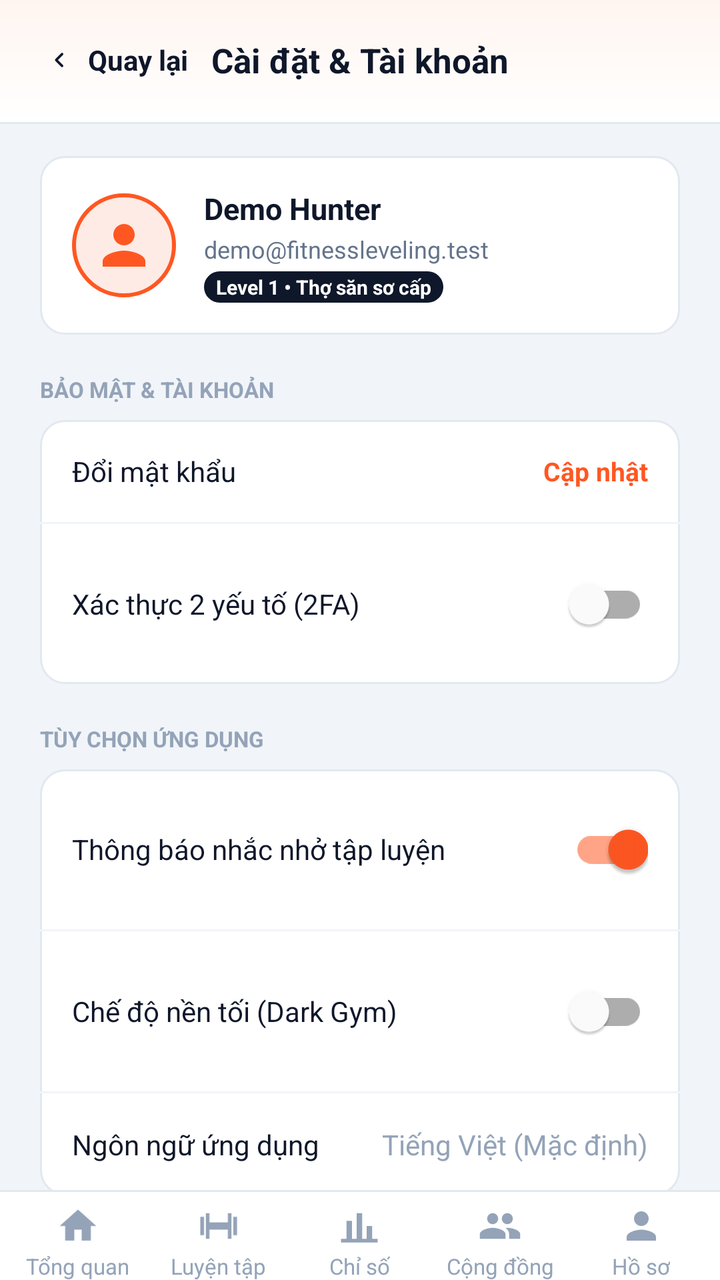
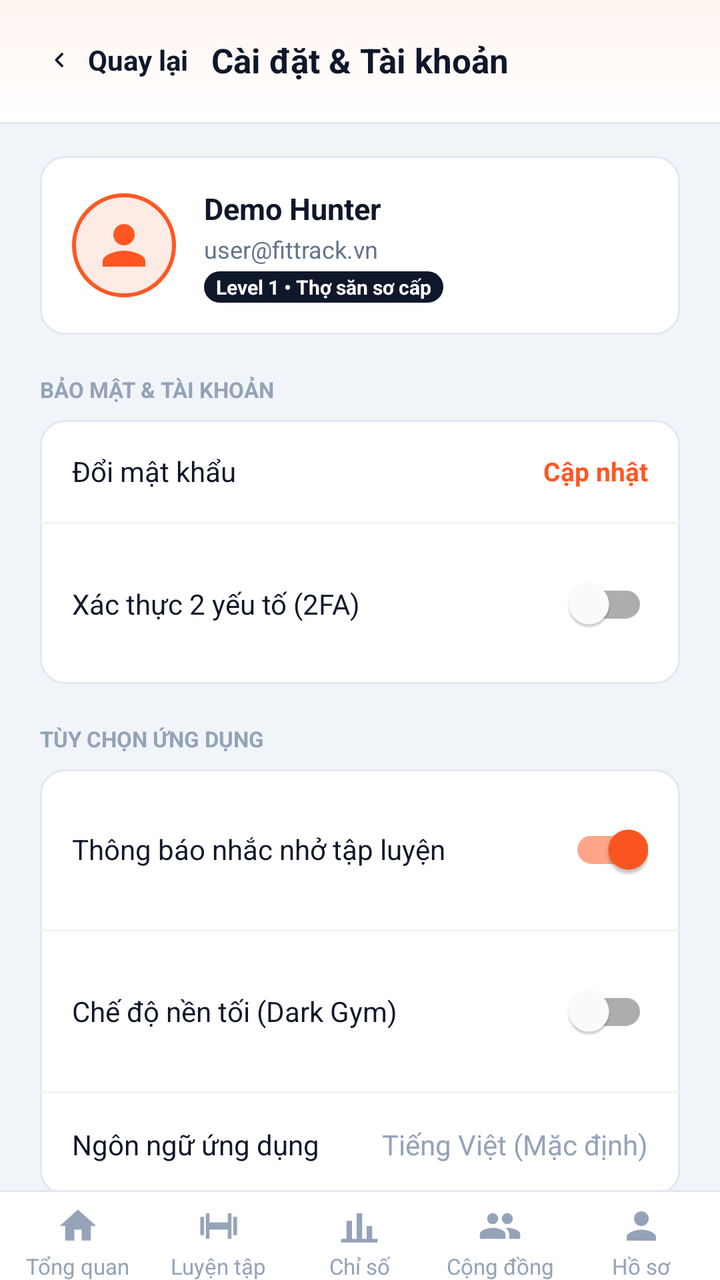

Before-and-after screenshots of an Android layout around one commit, followed by the original layout XML and the change that was made.
<!-- AndroidManifest.xml: application theme Theme.FitTrack -->
<!-- res/layout/activity_settings.xml -->
<?xml version="1.0" encoding="utf-8"?>
<androidx.constraintlayout.widget.ConstraintLayout xmlns:android="http://schemas.android.com/apk/res/android"
    xmlns:app="http://schemas.android.com/apk/res-auto"
    xmlns:tools="http://schemas.android.com/tools"
    android:layout_width="match_parent"
    android:layout_height="match_parent"
    android:background="@color/bg_screen_gray"
    tools:context=".ui.settings.SettingsActivity">

    
    <androidx.constraintlayout.widget.ConstraintLayout
        android:id="@+id/layout_header"
        android:layout_width="0dp"
        android:layout_height="wrap_content"
        android:background="@drawable/bg_top_header_bar"
        android:paddingStart="@dimen/screen_padding_horizontal"
        android:paddingTop="12dp"
        android:paddingEnd="@dimen/screen_padding_horizontal"
        android:paddingBottom="14dp"
        app:layout_constraintEnd_toEndOf="parent"
        app:layout_constraintStart_toStartOf="parent"
        app:layout_constraintTop_toTopOf="parent">

        <LinearLayout
            android:id="@+id/btn_back"
            android:layout_width="wrap_content"
            android:layout_height="36dp"
            android:background="?attr/selectableItemBackgroundBorderless"
            android:clickable="true"
            android:contentDescription="@string/cd_back_button"
            android:focusable="true"
            android:gravity="center_vertical"
            android:orientation="horizontal"
            app:layout_constraintBottom_toBottomOf="parent"
            app:layout_constraintStart_toStartOf="parent"
            app:layout_constraintTop_toTopOf="parent">

            <ImageView
                android:layout_width="20dp"
                android:layout_height="20dp"
                app:srcCompat="@drawable/ic_back"
                app:tint="@color/text_dark" />

            <TextView
                android:layout_width="wrap_content"
                android:layout_height="wrap_content"
                android:layout_marginStart="4dp"
                android:text="Quay lại"
                android:textColor="@color/text_dark"
                android:textSize="14sp"
                android:textStyle="bold" />
        </LinearLayout>

        <TextView
            android:id="@+id/tv_title"
            android:layout_width="wrap_content"
            android:layout_height="wrap_content"
            android:text="Cài đặt &amp; Tài khoản"
            android:textColor="@color/text_dark"
            android:textSize="17sp"
            android:textStyle="bold"
            app:layout_constraintBottom_toBottomOf="parent"
            app:layout_constraintEnd_toEndOf="parent"
            app:layout_constraintStart_toStartOf="parent"
            app:layout_constraintTop_toTopOf="parent" />

        <TextView
            android:id="@+id/btn_more"
            android:layout_width="wrap_content"
            android:layout_height="wrap_content"
            android:text="API"
            android:textColor="@color/primary"
            android:textSize="13sp"
            android:textStyle="bold"
            android:visibility="gone"
            app:layout_constraintBottom_toBottomOf="parent"
            app:layout_constraintEnd_toEndOf="parent"
            app:layout_constraintTop_toTopOf="parent" />
    </androidx.constraintlayout.widget.ConstraintLayout>

    
    <androidx.core.widget.NestedScrollView
        android:layout_width="0dp"
        android:layout_height="0dp"
        android:fillViewport="true"
        android:scrollbars="none"
        app:layout_constraintBottom_toTopOf="@id/bottom_navigation"
        app:layout_constraintEnd_toEndOf="parent"
        app:layout_constraintStart_toStartOf="parent"
        app:layout_constraintTop_toBottomOf="@id/layout_header">

        <LinearLayout
            android:layout_width="match_parent"
            android:layout_height="wrap_content"
            android:orientation="vertical"
            android:paddingStart="@dimen/screen_padding_horizontal"
            android:paddingTop="16dp"
            android:paddingEnd="@dimen/screen_padding_horizontal"
            android:paddingBottom="36dp">

            
            <LinearLayout
                android:layout_width="match_parent"
                android:layout_height="wrap_content"
                android:background="@drawable/bg_card_white"
                android:gravity="center_vertical"
                android:orientation="horizontal"
                android:padding="16dp">

                <ImageView
                    android:id="@+id/iv_avatar"
                    android:layout_width="52dp"
                    android:layout_height="52dp"
                    android:background="@drawable/bg_avatar_circle_border"
                    android:padding="10dp"
                    app:srcCompat="@drawable/ic_user_solid"
                    app:tint="@color/primary" />

                <LinearLayout
                    android:layout_width="0dp"
                    android:layout_height="wrap_content"
                    android:layout_marginStart="14dp"
                    android:layout_weight="1"
                    android:orientation="vertical">

                    <TextView
                        android:id="@+id/tv_user_name"
                        android:layout_width="wrap_content"
                        android:layout_height="wrap_content"
                        android:text="Demo Hunter"
                        android:textColor="@color/text_dark"
                        android:textSize="15sp"
                        android:textStyle="bold" />

                    <TextView
                        android:id="@+id/tv_user_email"
                        android:layout_width="wrap_content"
                        android:layout_height="wrap_content"
                        android:layout_marginTop="2dp"
                        android:text="demo@fitnessleveling.test"
                        android:textColor="@color/text_slate"
                        android:textSize="12sp" />

                    <TextView
                        android:id="@+id/tv_user_level"
                        android:layout_width="wrap_content"
                        android:layout_height="wrap_content"
                        android:layout_marginTop="3dp"
                        android:background="@drawable/bg_badge_level"
                        android:paddingStart="6dp"
                        android:paddingTop="1dp"
                        android:paddingEnd="6dp"
                        android:paddingBottom="1dp"
                        android:text="Level 1 • Thợ săn sơ cấp"
                        android:textColor="@color/white"
                        android:textSize="10sp"
                        android:textStyle="bold" />
                </LinearLayout>
            </LinearLayout>

            
            <TextView
                android:layout_width="wrap_content"
                android:layout_height="wrap_content"
                android:layout_marginTop="20dp"
                android:text="BẢO MẬT &amp; TÀI KHOẢN"
                android:textColor="@color/text_muted"
                android:textSize="11sp"
                android:textStyle="bold" />

            <LinearLayout
                android:layout_width="match_parent"
                android:layout_height="wrap_content"
                android:layout_marginTop="8dp"
                android:background="@drawable/bg_card_white"
                android:orientation="vertical">

                
                <LinearLayout
                    android:id="@+id/row_change_password"
                    android:layout_width="match_parent"
                    android:layout_height="wrap_content"
                    android:background="?attr/selectableItemBackground"
                    android:clickable="true"
                    android:focusable="true"
                    android:gravity="center_vertical"
                    android:orientation="horizontal"
                    android:padding="16dp">

                    <TextView
                        android:layout_width="0dp"
                        android:layout_height="wrap_content"
                        android:layout_weight="1"
                        android:text="Đổi mật khẩu"
                        android:textColor="@color/text_dark"
                        android:textSize="14sp" />

                    <TextView
                        android:layout_width="wrap_content"
                        android:layout_height="wrap_content"
                        android:text="Cập nhật"
                        android:textColor="@color/primary"
                        android:textSize="13sp"
                        android:textStyle="bold" />
                </LinearLayout>

                <View
                    android:layout_width="match_parent"
                    android:layout_height="1dp"
                    android:background="#F1F5F9" />

                
                <LinearLayout
                    android:layout_width="match_parent"
                    android:layout_height="wrap_content"
                    android:gravity="center_vertical"
                    android:orientation="horizontal"
                    android:padding="16dp">

                    <TextView
                        android:layout_width="0dp"
                        android:layout_height="wrap_content"
                        android:layout_weight="1"
                        android:text="Xác thực 2 yếu tố (2FA)"
                        android:textColor="@color/text_dark"
                        android:textSize="14sp" />

                    <com.google.android.material.switchmaterial.SwitchMaterial
                        android:id="@+id/switch_2fa"
                        android:layout_width="wrap_content"
                        android:layout_height="wrap_content"
                        android:checked="false" />
                </LinearLayout>
            </LinearLayout>

            
            <TextView
                android:layout_width="wrap_content"
                android:layout_height="wrap_content"
                android:layout_marginTop="20dp"
                android:text="TÙY CHỌN ỨNG DỤNG"
                android:textColor="@color/text_muted"
                android:textSize="11sp"
                android:textStyle="bold" />

            <LinearLayout
                android:layout_width="match_parent"
                android:layout_height="wrap_content"
                android:layout_marginTop="8dp"
                android:background="@drawable/bg_card_white"
                android:orientation="vertical">

                
                <LinearLayout
                    android:layout_width="match_parent"
                    android:layout_height="wrap_content"
                    android:gravity="center_vertical"
                    android:orientation="horizontal"
                    android:padding="16dp">

                    <TextView
                        android:layout_width="0dp"
                        android:layout_height="wrap_content"
                        android:layout_weight="1"
                        android:text="Thông báo nhắc nhở tập luyện"
                        android:textColor="@color/text_dark"
                        android:textSize="14sp" />

                    <com.google.android.material.switchmaterial.SwitchMaterial
                        android:id="@+id/switch_notifications"
                        android:layout_width="wrap_content"
                        android:layout_height="wrap_content"
                        android:checked="true" />
                </LinearLayout>

                <View
                    android:layout_width="match_parent"
                    android:layout_height="1dp"
                    android:background="#F1F5F9" />

                
                <LinearLayout
                    android:layout_width="match_parent"
                    android:layout_height="wrap_content"
                    android:gravity="center_vertical"
                    android:orientation="horizontal"
                    android:padding="16dp">

                    <TextView
                        android:layout_width="0dp"
                        android:layout_height="wrap_content"
                        android:layout_weight="1"
                        android:text="Chế độ nền tối (Dark Gym)"
                        android:textColor="@color/text_dark"
                        android:textSize="14sp" />

                    <com.google.android.material.switchmaterial.SwitchMaterial
                        android:id="@+id/switch_dark_mode"
                        android:layout_width="wrap_content"
                        android:layout_height="wrap_content"
                        android:checked="false" />
                </LinearLayout>

                <View
                    android:layout_width="match_parent"
                    android:layout_height="1dp"
                    android:background="#F1F5F9" />

                
                <LinearLayout
                    android:id="@+id/row_language"
                    android:layout_width="match_parent"
                    android:layout_height="wrap_content"
                    android:background="?attr/selectableItemBackground"
                    android:clickable="true"
                    android:focusable="true"
                    android:gravity="center_vertical"
                    android:orientation="horizontal"
                    android:padding="16dp">

                    <TextView
                        android:layout_width="0dp"
                        android:layout_height="wrap_content"
                        android:layout_weight="1"
                        android:text="Ngôn ngữ ứng dụng"
                        android:textColor="@color/text_dark"
                        android:textSize="14sp" />

                    <TextView
                        android:layout_width="wrap_content"
                        android:layout_height="wrap_content"
                        android:text="Tiếng Việt (Mặc định)"
                        android:textColor="@color/text_muted"
                        android:textSize="14sp" />
                </LinearLayout>
            </LinearLayout>

            
            <Button
                android:id="@+id/btn_logout"
                style="@style/Widget.FitTrack.Button.Secondary"
                android:layout_width="match_parent"
                android:layout_height="wrap_content"
                android:layout_marginTop="28dp"
                android:text="Đăng xuất tài khoản"
                android:textColor="#EF4444" />
        </LinearLayout>
    </androidx.core.widget.NestedScrollView>

    
    <include
        android:id="@+id/bottom_navigation"
        layout="@layout/layout_bottom_nav"
        android:layout_width="0dp"
        android:layout_height="wrap_content"
        app:layout_constraintBottom_toBottomOf="parent"
        app:layout_constraintEnd_toEndOf="parent"
        app:layout_constraintStart_toStartOf="parent" />

</androidx.constraintlayout.widget.ConstraintLayout>
<!-- res/layout/layout_bottom_nav.xml (included above) -->
<?xml version="1.0" encoding="utf-8"?>
<LinearLayout xmlns:android="http://schemas.android.com/apk/res/android"
    xmlns:app="http://schemas.android.com/apk/res-auto"
    android:id="@+id/bottom_nav_container"
    android:layout_width="match_parent"
    android:layout_height="68dp"
    android:background="@drawable/bg_bottom_nav_bar"
    android:elevation="0dp"
    android:gravity="center_vertical"
    android:orientation="horizontal"
    android:paddingStart="4dp"
    android:paddingEnd="4dp">

    
    <LinearLayout
        android:id="@+id/nav_item_dashboard"
        android:layout_width="0dp"
        android:layout_height="match_parent"
        android:layout_weight="1"
        android:background="?attr/selectableItemBackgroundBorderless"
        android:clickable="true"
        android:focusable="true"
        android:gravity="center"
        android:orientation="vertical">

        
        <View
            android:id="@+id/dot_indicator_dashboard"
            android:layout_width="@dimen/nav_dot_size"
            android:layout_height="@dimen/nav_dot_size"
            android:layout_marginBottom="3dp"
            android:background="@drawable/bg_nav_dot_indicator"
            android:visibility="invisible" />

        <ImageView
            android:id="@+id/iv_nav_icon_dashboard"
            android:layout_width="@dimen/nav_icon_size"
            android:layout_height="@dimen/nav_icon_size"
            android:contentDescription="@string/nav_dashboard"
            app:srcCompat="@drawable/ic_nav_dashboard"
            app:tint="@color/nav_inactive" />

        <TextView
            android:id="@+id/tv_nav_label_dashboard"
            android:layout_width="wrap_content"
            android:layout_height="wrap_content"
            android:layout_marginTop="3dp"
            android:includeFontPadding="false"
            android:singleLine="true"
            android:text="@string/nav_dashboard"
            android:textColor="@color/nav_inactive"
            android:textSize="11sp" />
    </LinearLayout>

    
    <LinearLayout
        android:id="@+id/nav_item_workouts"
        android:layout_width="0dp"
        android:layout_height="match_parent"
        android:layout_weight="1"
        android:background="?attr/selectableItemBackgroundBorderless"
        android:clickable="true"
        android:focusable="true"
        android:gravity="center"
        android:orientation="vertical">

        
        <View
            android:id="@+id/dot_indicator_workouts"
            android:layout_width="@dimen/nav_dot_size"
            android:layout_height="@dimen/nav_dot_size"
            android:layout_marginBottom="3dp"
            android:background="@drawable/bg_nav_dot_indicator"
            android:visibility="invisible" />

        <ImageView
            android:id="@+id/iv_nav_icon_workouts"
            android:layout_width="@dimen/nav_icon_size"
            android:layout_height="@dimen/nav_icon_size"
            android:contentDescription="@string/nav_workouts"
            app:srcCompat="@drawable/ic_nav_workouts"
            app:tint="@color/nav_inactive" />

        <TextView
            android:id="@+id/tv_nav_label_workouts"
            android:layout_width="wrap_content"
            android:layout_height="wrap_content"
            android:layout_marginTop="3dp"
            android:includeFontPadding="false"
            android:singleLine="true"
            android:text="@string/nav_workouts"
            android:textColor="@color/nav_inactive"
            android:textSize="11sp" />
    </LinearLayout>

    
    <LinearLayout
        android:id="@+id/nav_item_metrics"
        android:layout_width="0dp"
        android:layout_height="match_parent"
        android:layout_weight="1"
        android:background="?attr/selectableItemBackgroundBorderless"
        android:clickable="true"
        android:focusable="true"
        android:gravity="center"
        android:orientation="vertical">

        
        <View
            android:id="@+id/dot_indicator_metrics"
            android:layout_width="@dimen/nav_dot_size"
            android:layout_height="@dimen/nav_dot_size"
            android:layout_marginBottom="3dp"
            android:background="@drawable/bg_nav_dot_indicator"
            android:visibility="invisible" />

        <ImageView
            android:id="@+id/iv_nav_icon_metrics"
            android:layout_width="@dimen/nav_icon_size"
            android:layout_height="@dimen/nav_icon_size"
            android:contentDescription="@string/nav_metrics"
            app:srcCompat="@drawable/ic_nav_metrics"
            app:tint="@color/nav_inactive" />

        <TextView
            android:id="@+id/tv_nav_label_metrics"
            android:layout_width="wrap_content"
            android:layout_height="wrap_content"
            android:layout_marginTop="3dp"
            android:includeFontPadding="false"
            android:singleLine="true"
            android:text="@string/nav_metrics"
            android:textColor="@color/nav_inactive"
            android:textSize="11sp" />
    </LinearLayout>

    
    <LinearLayout
        android:id="@+id/nav_item_community"
        android:layout_width="0dp"
        android:layout_height="match_parent"
        android:layout_weight="1"
        android:background="?attr/selectableItemBackgroundBorderless"
        android:clickable="true"
        android:focusable="true"
        android:gravity="center"
        android:orientation="vertical">

        
        <View
            android:id="@+id/dot_indicator_community"
            android:layout_width="@dimen/nav_dot_size"
            android:layout_height="@dimen/nav_dot_size"
            android:layout_marginBottom="3dp"
            android:background="@drawable/bg_nav_dot_indicator"
            android:visibility="invisible" />

        <ImageView
            android:id="@+id/iv_nav_icon_community"
            android:layout_width="@dimen/nav_icon_size"
            android:layout_height="@dimen/nav_icon_size"
            android:contentDescription="@string/nav_community"
            app:srcCompat="@drawable/ic_nav_community"
            app:tint="@color/nav_inactive" />

        <TextView
            android:id="@+id/tv_nav_label_community"
            android:layout_width="wrap_content"
            android:layout_height="wrap_content"
            android:layout_marginTop="3dp"
            android:includeFontPadding="false"
            android:singleLine="true"
            android:text="@string/nav_community"
            android:textColor="@color/nav_inactive"
            android:textSize="11sp" />
    </LinearLayout>

    
    <LinearLayout
        android:id="@+id/nav_item_profile"
        android:layout_width="0dp"
        android:layout_height="match_parent"
        android:layout_weight="1"
        android:background="?attr/selectableItemBackgroundBorderless"
        android:clickable="true"
        android:focusable="true"
        android:gravity="center"
        android:orientation="vertical">

        
        <View
            android:id="@+id/dot_indicator_profile"
            android:layout_width="@dimen/nav_dot_size"
            android:layout_height="@dimen/nav_dot_size"
            android:layout_marginBottom="3dp"
            android:background="@drawable/bg_nav_dot_indicator"
            android:visibility="invisible" />

        <ImageView
            android:id="@+id/iv_nav_icon_profile"
            android:layout_width="@dimen/nav_icon_size"
            android:layout_height="@dimen/nav_icon_size"
            android:contentDescription="@string/nav_profile"
            app:srcCompat="@drawable/ic_nav_profile"
            app:tint="@color/nav_inactive" />

        <TextView
            android:id="@+id/tv_nav_label_profile"
            android:layout_width="wrap_content"
            android:layout_height="wrap_content"
            android:layout_marginTop="3dp"
            android:includeFontPadding="false"
            android:singleLine="true"
            android:text="@string/nav_profile"
            android:textColor="@color/nav_inactive"
            android:textSize="11sp" />
    </LinearLayout>

</LinearLayout>
<!-- resources referenced by this layout -->
<resources>
  <color name="bg_screen_gray">#F1F5F9</color>
  <color name="nav_inactive">#94A3B8</color>
  <color name="primary">#FF5722</color>
  <color name="text_dark">#0F172A</color>
  <color name="text_muted">#94A3B8</color>
  <color name="text_slate">#64748B</color>
  <color name="white">#FFFFFF</color>
  <dimen name="nav_dot_size">4dp</dimen>
  <dimen name="nav_icon_size">22dp</dimen>
  <dimen name="screen_padding_horizontal">20dp</dimen>
  <!-- drawable bg_avatar_circle_border (drawable) -->
  <?xml version="1.0" encoding="utf-8"?>
  <shape xmlns:android="http://schemas.android.com/apk/res/android"
      android:shape="oval">
      <solid android:color="#FFEBE5" />
      <stroke android:width="2dp" android:color="@color/primary" />
  </shape>
  <!-- drawable bg_badge_level (drawable) -->
  <?xml version="1.0" encoding="utf-8"?>
  <shape xmlns:android="http://schemas.android.com/apk/res/android"
      android:shape="rectangle">
      <solid android:color="@color/badge_bg" />
      <corners android:radius="@dimen/radius_pill" />
  </shape>
  <!-- drawable bg_nav_dot_indicator (drawable) -->
  <?xml version="1.0" encoding="utf-8"?>
  <shape xmlns:android="http://schemas.android.com/apk/res/android"
      android:shape="oval">
      <solid android:color="@color/primary" />
      <size android:width="@dimen/nav_dot_size" android:height="@dimen/nav_dot_size" />
  </shape>
  <!-- drawable ic_nav_dashboard (drawable) -->
  <vector xmlns:android="http://schemas.android.com/apk/res/android"
      android:width="24dp"
      android:height="24dp"
      android:viewportWidth="24"
      android:viewportHeight="24">
      <path
          android:fillColor="#FF000000"
          android:pathData="M10,20v-6h4v6h5v-8h3L12,3 2,12h3v8z" />
  </vector>
  <!-- drawable ic_nav_metrics (drawable) -->
  <vector xmlns:android="http://schemas.android.com/apk/res/android"
      android:width="24dp"
      android:height="24dp"
      android:viewportWidth="24"
      android:viewportHeight="24">
      <path
          android:fillColor="#FF000000"
          android:pathData="M5,9.2h3V19H5zM10.5,5h3v14h-3zM16,12h3v7h-3zM2,19h20v2H2z" />
  </vector>
  <!-- drawable ic_nav_workouts (drawable) -->
  <vector xmlns:android="http://schemas.android.com/apk/res/android"
      android:width="24dp"
      android:height="24dp"
      android:viewportWidth="24"
      android:viewportHeight="24">
      <path
          android:fillColor="#FF000000"
          android:pathData="M2,7h2v10H2V7zm3,-2h2v5h10V5h2v14h-2v-5H7v5H5V5zm15,2h2v10h-2V7z" />
  </vector>
  <string name="cd_back_button">Quay lại</string>
  <string name="nav_community">Cộng đồng</string>
  <string name="nav_dashboard">Tổng quan</string>
  <string name="nav_metrics">Chỉ số</string>
  <string name="nav_profile">Hồ sơ</string>
  <string name="nav_workouts">Luyện tập</string>
  <color name="badge_bg">#0F172A</color>
  <dimen name="radius_pill">999dp</dimen>
  <color name="nav_border_top">#E2E8F0</color>
  <color name="surface">#FFFFFF</color>
  <dimen name="border_width_standard">1dp</dimen>
  <color name="border_card">#E2E8F0</color>
  <dimen name="radius_standard_card">12dp</dimen>
  <color name="header_accent_glow">#FFF5F0</color>
  <color name="icon_tint">#0F172A</color>
  <dimen name="button_height">50dp</dimen>
  <dimen name="radius_button">10dp</dimen>
  <color name="primary_variant">#E64A19</color>
  <color name="on_primary">#FFFFFF</color>
  <color name="background">#FFFFFF</color>
  <style name="Widget.FitTrack.CheckBox" parent="Widget.MaterialComponents.CompoundButton.CheckBox">
          <item name="android:button">@drawable/bg_checkbox_state</item>
          <item name="buttonCompat">@drawable/bg_checkbox_state</item>
          <item name="android:buttonTint">@null</item>
          <item name="buttonTint">@null</item>
      </style>
  <color name="text_primary">#0F172A</color>
  <color name="border_default">#E2E8F0</color>
  <!-- unchanged entries left out for length: 12 -->
</resources>

<!-- the commit's change to res/layout/activity_settings.xml (unified diff, before → after) -->
@@ -137,7 +137,7 @@
                         android:layout_width="wrap_content"
                         android:layout_height="wrap_content"
                         android:layout_marginTop="2dp"
-                        android:text="demo@fitnessleveling.test"
+                        android:text="user@fittrack.vn"
                         android:textColor="@color/text_slate"
                         android:textSize="12sp" />
 
